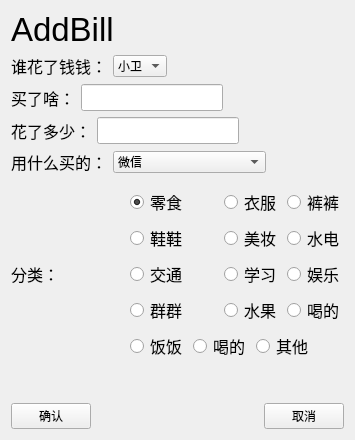
Before: the Qt Designer form addbill.ui in GWhoney/MyBank, drawn with Qt 5.
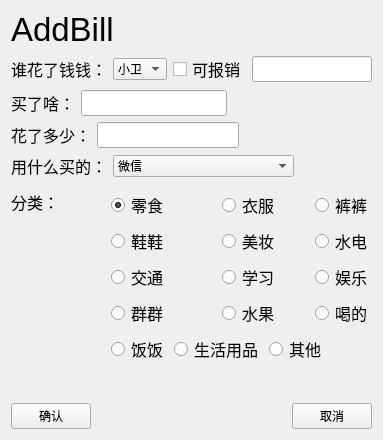
After: the same form once the commit is applied.

```diff
--- a/addbill.ui
+++ b/addbill.ui
@@ -6,7 +6,7 @@
    <rect>
     <x>0</x>
     <y>0</y>
-    <width>355</width>
+    <width>383</width>
     <height>440</height>
    </rect>
   </property>
@@ -27,7 +27,7 @@
     </widget>
    </item>
    <item>
-    <layout class="QHBoxLayout" name="horizontalLayout_10">
+    <layout class="QHBoxLayout" name="horizontalLayout_3">
      <item>
       <widget class="QLabel" name="Who_Label">
        <property name="font">
@@ -55,17 +55,25 @@
       </widget>
      </item>
      <item>
-      <spacer name="horizontalSpacer_5">
-       <property name="orientation">
-        <enum>Qt::Horizontal</enum>
+      <widget class="QCheckBox" name="CheckBox_BaoXiao">
+       <property name="font">
+        <font>
+         <pointsize>12</pointsize>
+        </font>
        </property>
-       <property name="sizeHint" stdset="0">
-        <size>
-         <width>36</width>
-         <height>24</height>
-        </size>
+       <property name="text">
+        <string>可报销</string>
        </property>
-      </spacer>
+      </widget>
+     </item>
+     <item>
+      <widget class="QLineEdit" name="lineEdi_BaoXiao">
+       <property name="font">
+        <font>
+         <pointsize>11</pointsize>
+        </font>
+       </property>
+      </widget>
      </item>
     </layout>
    </item>
@@ -87,7 +95,7 @@
       <widget class="QLineEdit" name="what_editLine">
        <property name="font">
         <font>
-         <pointsize>12</pointsize>
+         <pointsize>11</pointsize>
         </font>
        </property>
       </widget>
@@ -125,7 +133,7 @@
       <widget class="QLineEdit" name="how_editLine">
        <property name="font">
         <font>
-         <pointsize>12</pointsize>
+         <pointsize>11</pointsize>
         </font>
        </property>
       </widget>
@@ -214,6 +222,20 @@
     </layout>
    </item>
    <item>
+    <layout class="QGridLayout" name="gridLayout">
+     <item row="0" column="0" rowspan="2">
+      <widget class="QLabel" name="label_4">
+       <property name="font">
+        <font>
+         <pointsize>12</pointsize>
+        </font>
+       </property>
+       <property name="text">
+        <string>分类：</string>
+       </property>
+      </widget>
+     </item>
+     <item row="0" column="1" rowspan="2" colspan="6">
     <spacer name="verticalSpacer_2">
      <property name="orientation">
       <enum>Qt::Vertical</enum>
@@ -226,23 +248,7 @@
      </property>
     </spacer>
    </item>
-   <item>
-    <layout class="QHBoxLayout" name="horizontalLayout_3">
-     <item>
-      <widget class="QLabel" name="label_4">
-       <property name="font">
-        <font>
-         <pointsize>12</pointsize>
-        </font>
-       </property>
-       <property name="text">
-        <string>分类：</string>
-       </property>
-      </widget>
-     </item>
-     <item>
-      <layout class="QGridLayout" name="gridLayout">
-       <item row="0" column="0" colspan="2">
+     <item row="1" column="2">
         <widget class="QRadioButton" name="radioButton">
          <property name="font">
           <font>
@@ -263,7 +269,7 @@
          </attribute>
         </widget>
        </item>
-       <item row="0" column="2" colspan="2">
+     <item row="1" column="4" colspan="2">
         <widget class="QRadioButton" name="radioButton_2">
          <property name="font">
           <font>
@@ -278,7 +284,7 @@
          </attribute>
         </widget>
        </item>
-       <item row="0" column="4">
+     <item row="1" column="6">
         <widget class="QRadioButton" name="radioButton_3">
          <property name="font">
           <font>
@@ -293,7 +299,7 @@
          </attribute>
         </widget>
        </item>
-       <item row="1" column="0" colspan="2">
+     <item row="2" column="2">
         <widget class="QRadioButton" name="radioButton_4">
          <property name="font">
           <font>
@@ -308,7 +314,7 @@
          </attribute>
         </widget>
        </item>
-       <item row="1" column="2" colspan="2">
+     <item row="2" column="4" colspan="2">
         <widget class="QRadioButton" name="radioButton_5">
          <property name="font">
           <font>
@@ -323,7 +329,7 @@
          </attribute>
         </widget>
        </item>
-       <item row="1" column="4">
+     <item row="2" column="6">
         <widget class="QRadioButton" name="radioButton_6">
          <property name="font">
           <font>
@@ -338,7 +344,7 @@
          </attribute>
         </widget>
        </item>
-       <item row="2" column="0" colspan="2">
+     <item row="3" column="2">
         <widget class="QRadioButton" name="radioButton_7">
          <property name="font">
           <font>
@@ -353,7 +359,7 @@
          </attribute>
         </widget>
        </item>
-       <item row="2" column="2" colspan="2">
+     <item row="3" column="4" colspan="2">
         <widget class="QRadioButton" name="radioButton_8">
          <property name="font">
           <font>
@@ -368,7 +374,7 @@
          </attribute>
         </widget>
        </item>
-       <item row="2" column="4">
+     <item row="3" column="6">
         <widget class="QRadioButton" name="radioButton_9">
          <property name="font">
           <font>
@@ -383,7 +389,7 @@
          </attribute>
         </widget>
        </item>
-       <item row="3" column="0" colspan="2">
+     <item row="4" column="2">
         <widget class="QRadioButton" name="radioButton_dress">
          <property name="font">
           <font>
@@ -398,7 +404,7 @@
          </attribute>
         </widget>
        </item>
-       <item row="3" column="2" colspan="2">
+     <item row="4" column="4" colspan="2">
         <widget class="QRadioButton" name="radioButton_fruit">
          <property name="font">
           <font>
@@ -413,7 +419,7 @@
          </attribute>
         </widget>
        </item>
-       <item row="3" column="4">
+     <item row="4" column="6">
         <widget class="QRadioButton" name="radioButton_13">
          <property name="font">
           <font>
@@ -428,7 +434,7 @@
          </attribute>
         </widget>
        </item>
-       <item row="4" column="0">
+     <item row="5" column="2">
         <widget class="QRadioButton" name="radioButton_10">
          <property name="font">
           <font>
@@ -443,7 +449,7 @@
          </attribute>
         </widget>
        </item>
-       <item row="4" column="1" colspan="2">
+     <item row="5" column="3" colspan="2">
         <widget class="QRadioButton" name="radioButton_11">
          <property name="font">
           <font>
@@ -451,14 +457,14 @@
           </font>
          </property>
          <property name="text">
-          <string>喝的</string>
+        <string>生活用品</string>
          </property>
          <attribute name="buttonGroup">
           <string notr="true">buttonGroup</string>
          </attribute>
         </widget>
        </item>
-       <item row="4" column="3" colspan="2">
+     <item row="5" column="5" colspan="2">
         <widget class="QRadioButton" name="radioButton_12">
          <property name="font">
           <font>
@@ -472,8 +478,6 @@
           <string notr="true">buttonGroup</string>
          </attribute>
         </widget>
-       </item>
-      </layout>
      </item>
     </layout>
    </item>
```
Lines whose indentation alone changed are shown as unchanged.
